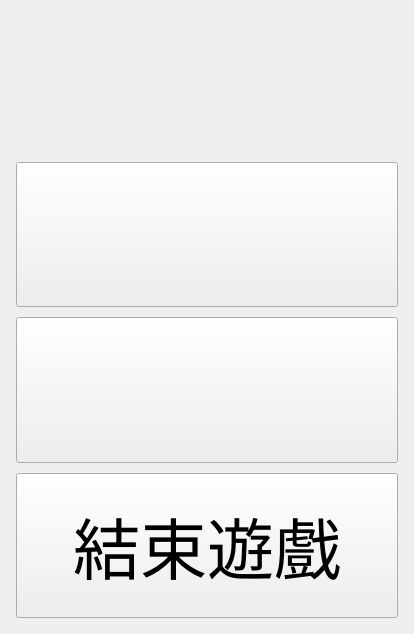
The window that MemoryGame/widget.ui (waynegod/Qt-Learning) describes before a commit, drawn with Qt 5.
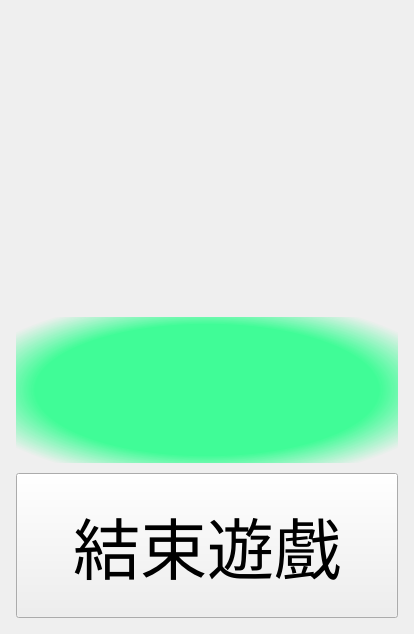
The same window after the commit. The open tabs and pages were chosen to show the change. Icons and pictures are not drawn.

```diff
--- a/MemoryGame/widget.ui
+++ b/MemoryGame/widget.ui
@@ -10,6 +10,12 @@
     <height>634</height>
    </rect>
   </property>
+  <property name="sizePolicy">
+   <sizepolicy hsizetype="Fixed" vsizetype="Fixed">
+    <horstretch>0</horstretch>
+    <verstretch>0</verstretch>
+   </sizepolicy>
+  </property>
   <property name="font">
    <font>
     <pointsize>24</pointsize>
@@ -49,6 +55,9 @@
          <property name="spacing">
           <number>10</number>
          </property>
+         <property name="sizeConstraint">
+          <enum>QLayout::SetDefaultConstraint</enum>
+         </property>
          <property name="leftMargin">
           <number>5</number>
          </property>
@@ -80,7 +89,7 @@
          <item>
           <widget class="QPushButton" name="PB_home_play">
            <property name="sizePolicy">
-            <sizepolicy hsizetype="Minimum" vsizetype="Expanding">
+            <sizepolicy hsizetype="Expanding" vsizetype="Expanding">
              <horstretch>0</horstretch>
              <verstretch>0</verstretch>
             </sizepolicy>
@@ -88,8 +97,26 @@
            <property name="font">
             <font>
              <pointsize>50</pointsize>
+             <kerning>true</kerning>
             </font>
            </property>
+           <property name="focusPolicy">
+            <enum>Qt::NoFocus</enum>
+           </property>
+           <property name="contextMenuPolicy">
+            <enum>Qt::NoContextMenu</enum>
+           </property>
+           <property name="acceptDrops">
+            <bool>true</bool>
+           </property>
+           <property name="layoutDirection">
+            <enum>Qt::LeftToRight</enum>
+           </property>
+           <property name="styleSheet">
+            <string notr="true">background-color: rgba( 255, 255, 255, 0% );
+border-color: rgba( 255, 255, 255, 0% );
+border-style: outset;</string>
+           </property>
            <property name="text">
             <string/>
            </property>
@@ -99,10 +126,13 @@
            </property>
            <property name="iconSize">
             <size>
-             <width>267</width>
+             <width>351</width>
              <height>150</height>
             </size>
            </property>
+           <property name="flat">
+            <bool>true</bool>
+           </property>
           </widget>
          </item>
          <item>
@@ -119,7 +149,8 @@
             </font>
            </property>
            <property name="styleSheet">
-            <string notr="true"/>
+            <string notr="true">background-color:qradialgradient(spread:reflect, cx:0.5, cy:0.5, radius:0.9, fx:0.5, fy:0.5, stop:0.5 rgba(25, 255, 131, 208), stop:0.710227 rgba(255, 255, 255, 0));
+border-style: outset;</string>
            </property>
            <property name="text">
             <string/>
```
Left out of the diff: 25 changed lines with no effect on the pictures.
